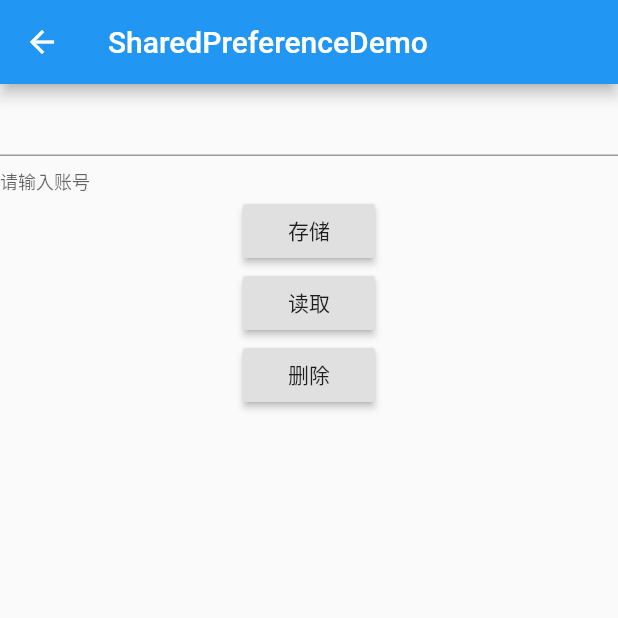
After one commit to banketree/flutter_fun_app, a Flutter app: the SharedPreferenceDemo screen opened directly, after a tap on "存储", on a phone screen of 412 x 824 dp, the top half of it. The commit adds this screen. Run offline on Flutter 3.47's test engine with Material 2 defaults, Android fonts, the phone set to English and light mode, and no system bars; our stand-ins replace connectivity, flutter_redux, image_picker, permission_handler, redux, rxdart and 4 more; missing offline and left inert: disk_lru_cache, flutter_downloader, log4d, provide; accounts and stored records are empty.

Commit message:
sharedPreference action

```diff
--- a/lib/fun/plugin/index.dart
+++ b/lib/fun/plugin/index.dart
@@ -9,6 +9,7 @@ import 'img/index.dart';
 import 'list/index.dart';
 import 'permission/index.dart';
 import 'rxdart/index.dart';
+import 'sharedpreference/index.dart';
 
 class PluginDemoPage extends StatelessWidget {
   final List<FunItem> funLists = [];
@@ -59,6 +60,11 @@ class PluginDemoPage extends StatelessWidget {
           name: "RxDartDemo",
           callback: (it) {
             jumpTo(context,RxDartDemo());
+          }))
+      ..add(FunItem(
+          name: "SharedPreferenceDemo",
+          callback: (it) {
+            jumpTo(context,SharedPreferenceDemo());
           }));
   }
 
--- /dev/null
+++ b/lib/fun/plugin/sharedpreference/index.dart
@@ -0,0 +1,68 @@
+import 'dart:async';
+
+import 'package:flutter/material.dart';
+import 'package:shared_preferences/shared_preferences.dart';
+
+class SharedPreferenceDemo extends StatelessWidget {
+  TextEditingController accountController = TextEditingController();
+
+  @override
+  Widget build(BuildContext context) {
+    return Scaffold(
+      appBar: AppBar(title: Text("SharedPreferenceDemo"),),
+      body: Center(
+        child: Column(
+          children: <Widget>[
+            TextField(
+              controller: accountController,
+              decoration: InputDecoration(
+                helperText: '请输入账号',
+              ),
+            ),
+            RaisedButton(
+              child: Text('存储'),
+              onPressed: _onClick,
+            ),
+            RaisedButton(
+              child: Text('读取'),
+              onPressed: _readShared,
+            ),
+            RaisedButton(
+              child: Text('删除'),
+              onPressed: _removeShared,
+            )
+          ],
+        ),
+      ),
+    );
+  }
+
+  /*
+   * 存储数据
+   */
+  Future _onClick() async {
+    SharedPreferences preferences = await SharedPreferences.getInstance();
+    String account = accountController.text;
+    preferences.setString('account', account);
+    print('存储acount为:$account');
+  }
+
+  /*
+   * 读取数据
+   */
+  Future _readShared() async {
+    SharedPreferences preferences = await SharedPreferences.getInstance();
+    String account = preferences.get('account');
+    print('读取到acount为:$account');
+    accountController.text = account;
+  }
+
+  /*
+   * 删除数据
+   */
+  Future _removeShared() async {
+    SharedPreferences preferences = await SharedPreferences.getInstance();
+    preferences.remove('account');
+    print('删除acount成功');
+  }
+}
--- a/pubspec.yaml
+++ b/pubspec.yaml
@@ -58,6 +58,8 @@ dev_dependencies:
   log4d: ^1.0.3 #
   connectivity: ^0.4.2
 
+  shared_preferences: ^0.4.2
+
 
 # For information on the generic Dart part of this file, see the
 # following page: https://dart.dev/tools/pub/pubspec
```
Also changed, not shown: pubspec.lock.
